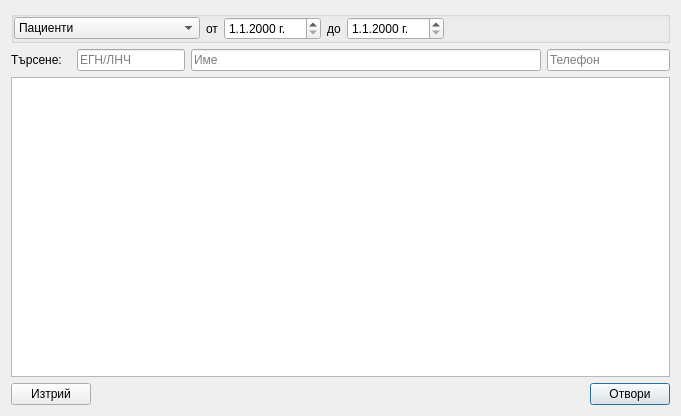
thefinalcutbg/DinoDent, file src/View/Widgets/BrowserDialog.ui: the form before one commit.
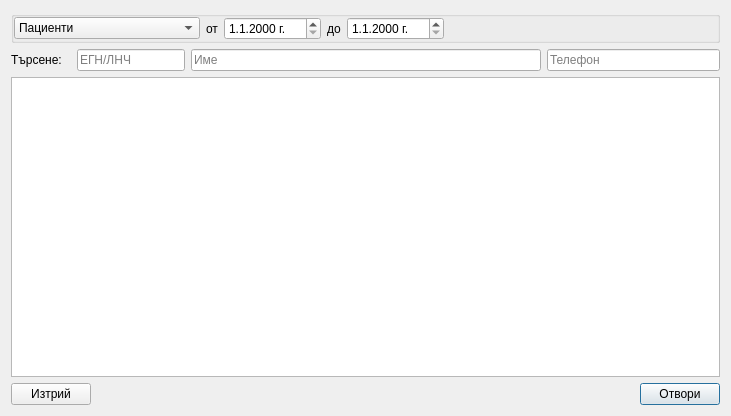
The form after the commit. Custom widgets are drawn as their Qt base class.

Patch:
```diff
--- a/src/View/Widgets/BrowserDialog.ui
+++ b/src/View/Widgets/BrowserDialog.ui
@@ -6,7 +6,7 @@
    <rect>
     <x>0</x>
     <y>0</y>
-    <width>681</width>
+    <width>731</width>
     <height>416</height>
    </rect>
   </property>
```
